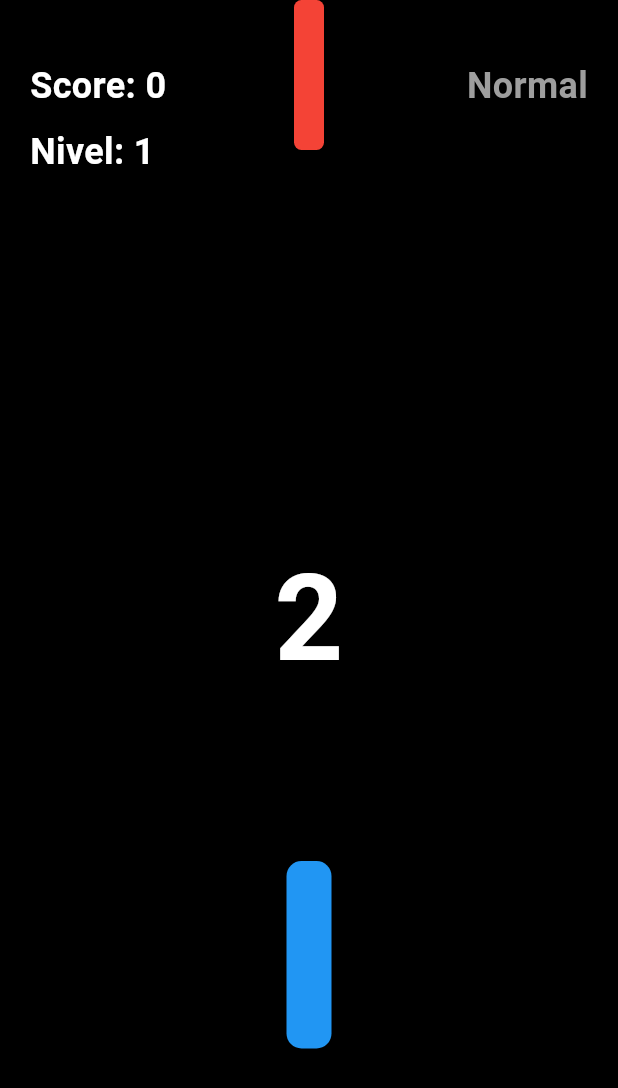
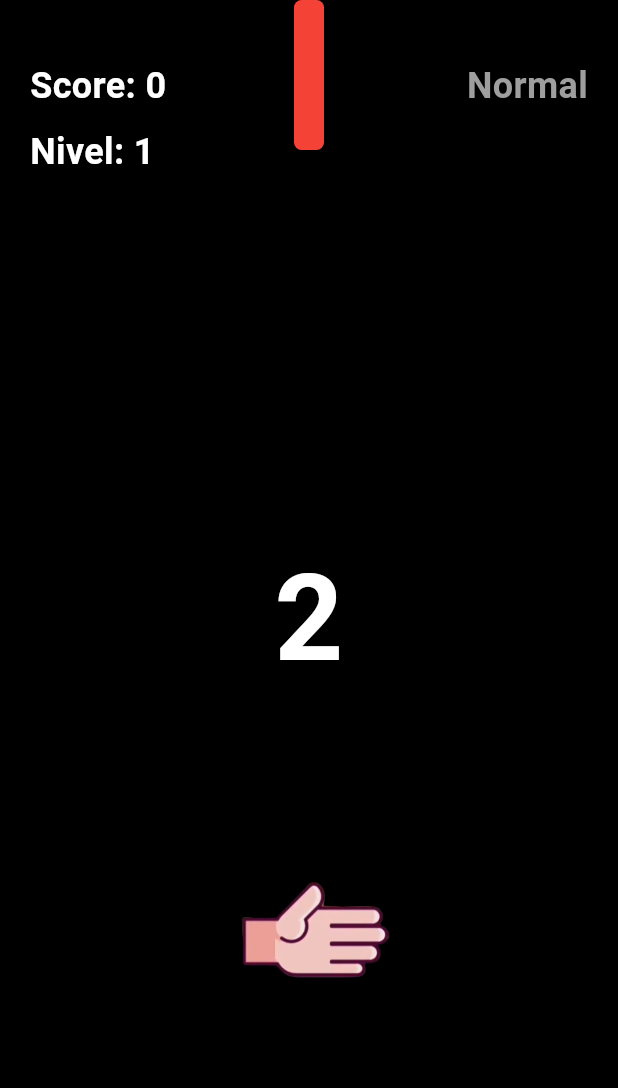
Before and after one commit to AngelPidza/tiktok_game, a Flutter app: the screen it shows after launch, after a tap on "Reiniciar", on a phone screen of 412 x 824 dp. Shown: the top 1088 px of the screen. Run offline on Flutter 3.47's test engine with Material 3 defaults, Android fonts, the phone set to English and light mode, and no system bars; our stand-ins replace sensors_plus.

```diff
--- a/lib/main.dart
+++ b/lib/main.dart
@@ -1,3 +1,4 @@
+import 'package:flutter/foundation.dart';
 import 'package:flutter/material.dart';
 import 'package:sensors_plus/sensors_plus.dart';
 import 'dart:async';
@@ -35,8 +36,8 @@ class GameScreenState extends State<GameScreen> {
   double _fallingObjectHeight = 100.0;
 
   // Tamaño del catcher
-  final double _catcherWidth = 30.0;
-  final double _catcherHeight = 125.0;
+  final double _catcherWidth = 100.0;
+  final double _catcherHeight = 100.0;
 
   // Posición del catcher
   double _catcherX = 0.0;
@@ -61,6 +62,9 @@ class GameScreenState extends State<GameScreen> {
   int _countdown = 3; // Contador inicial en segundos
   bool _isCountingDown = true; // Indica si el contador está activo
   Timer? _countdownTimer; // Temporizador para el contador
+
+  // Factor de escala para la imagen mano_abierta.png
+  final double _openHandScale = 1.2; // Ajusta este valor según sea necesario
 
   @override
   void initState() {
@@ -108,7 +112,7 @@ class GameScreenState extends State<GameScreen> {
     _startCountdown();
 
     _timer?.cancel();
-    _timer = Timer.periodic(Duration(milliseconds: 16), (timer) {
+    _timer = Timer.periodic(const Duration(milliseconds: 16), (timer) {
       if (!_isCountingDown && !_isGameOver) {
         setState(() {
           // Aumentar la velocidad de caída con cada nivel
@@ -145,7 +149,7 @@ class GameScreenState extends State<GameScreen> {
     _countdown = 3;
     _isCountingDown = true;
 
-    _countdownTimer = Timer.periodic(Duration(seconds: 1), (timer) {
+    _countdownTimer = Timer.periodic(const Duration(seconds: 1), (timer) {
       if (_countdown > 1) {
         setState(() {
           _countdown--;
@@ -193,7 +197,9 @@ class GameScreenState extends State<GameScreen> {
         overlapX && overlapY && _catcherState == CatcherState.catching;
 
     if (collision) {
-      print('¡Objeto atrapado!');
+      if (kDebugMode) {
+        print('¡Objeto atrapado!');
+      }
     }
 
     return collision;
@@ -212,7 +218,7 @@ class GameScreenState extends State<GameScreen> {
 
         // Iniciar temporizador para desactivar el estado después de 1 segundo
         _catcherTimer?.cancel();
-        _catcherTimer = Timer(Duration(seconds: 1), () {
+        _catcherTimer = Timer(const Duration(seconds: 1), () {
           setState(() {
             _catcherState = CatcherState.locked;
           });
@@ -269,15 +275,33 @@ class GameScreenState extends State<GameScreen> {
           Positioned(
             left: _catcherX,
             top: _catcherY,
-            child: Container(
-              width: _catcherWidth,
-              height: _catcherHeight,
-              decoration: BoxDecoration(
-                color: _catcherState == CatcherState.catching
-                    ? Colors.green
-                    : Colors.blue,
-                borderRadius: BorderRadius.circular(10),
-              ),
+            child: Stack(
+              children: [
+                if (_catcherState == CatcherState.catching) ...[
+                  // Imagen de mano cerrada detrás del objeto que cae
+                  Image.asset(
+                    'assets/images/mano_cerrada.png',
+                    width: _catcherWidth,
+                    height: _catcherHeight,
+                  ),
+                  // Imagen de mano cerrada capa delante del objeto que cae
+                  Image.asset(
+                    'assets/images/mano_cerrada_capa.png',
+                    width: _catcherWidth,
+                    height: _catcherHeight,
+                  ),
+                ] else
+                  // Imagen de mano abierta para estados normal y bloqueado
+                  Transform.scale(
+                    scale: _openHandScale,
+                    child: Image.asset(
+                      'assets/images/mano_abierta.png',
+                      width: _catcherWidth,
+                      height: _catcherHeight,
+                      colorBlendMode: BlendMode.srcATop,
+                    ),
+                  ),
+              ],
             ),
           ),
           // Puntuación y Nivel
@@ -368,12 +392,14 @@ class GameScreenState extends State<GameScreen> {
                     const SizedBox(height: 30),
                     ElevatedButton(
                       onPressed: _restartGame,
-                      child: Text('Reiniciar'),
                       style: ElevatedButton.styleFrom(
-                        padding:
-                            EdgeInsets.symmetric(horizontal: 30, vertical: 15),
-                        textStyle: TextStyle(fontSize: 20),
+                        padding: const EdgeInsets.symmetric(
+                          horizontal: 30,
+                          vertical: 15,
+                        ),
+                        textStyle: const TextStyle(fontSize: 20),
                       ),
+                      child: const Text('Reiniciar'),
                     ),
                   ],
                 ),
--- a/pubspec.yaml
+++ b/pubspec.yaml
@@ -61,6 +61,10 @@ flutter:
 
   # To add assets to your application, add an assets section, like this:
   # assets:
+  assets:
+    - assets/images/mano_abierta.png
+    - assets/images/mano_cerrada.png
+    - assets/images/mano_cerrada_capa.png
   #   - images/a_dot_burr.jpeg
   #   - images/a_dot_ham.jpeg
 
```
Also changed, not shown: assets/images/mano_abierta.png (added), assets/images/mano_cerrada.png (added), assets/images/mano_cerrada_capa.png (added).
